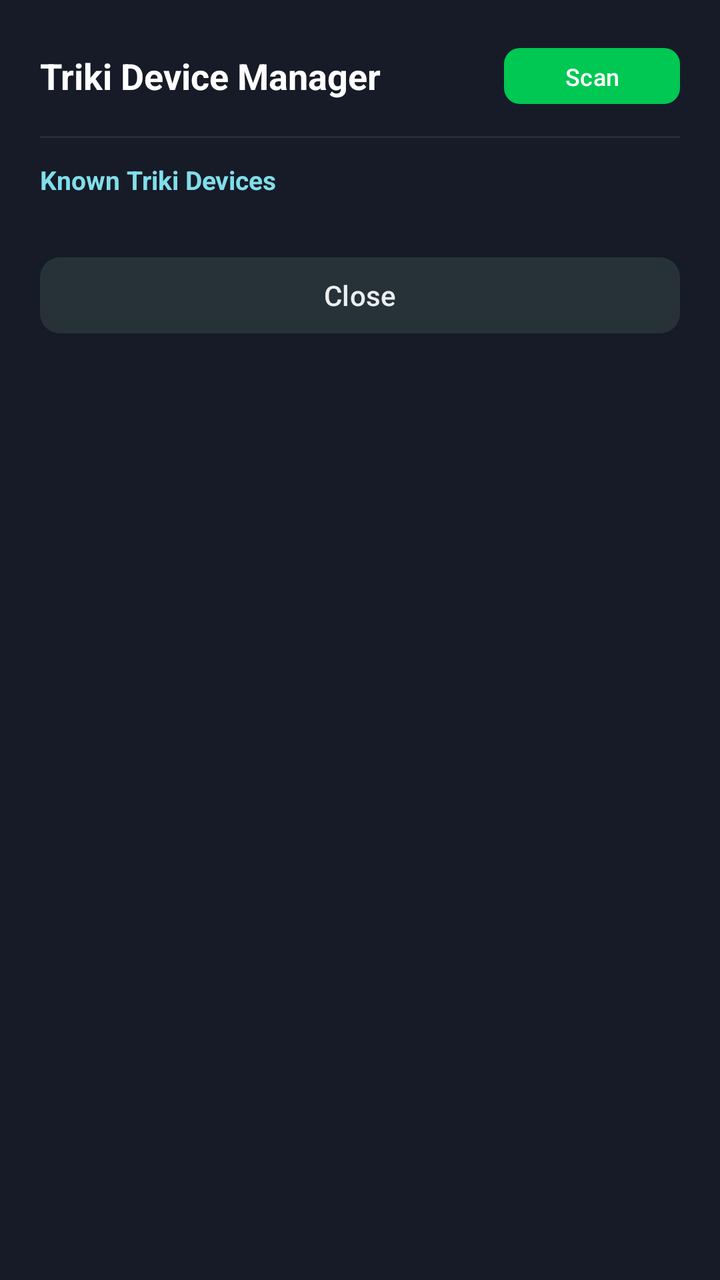
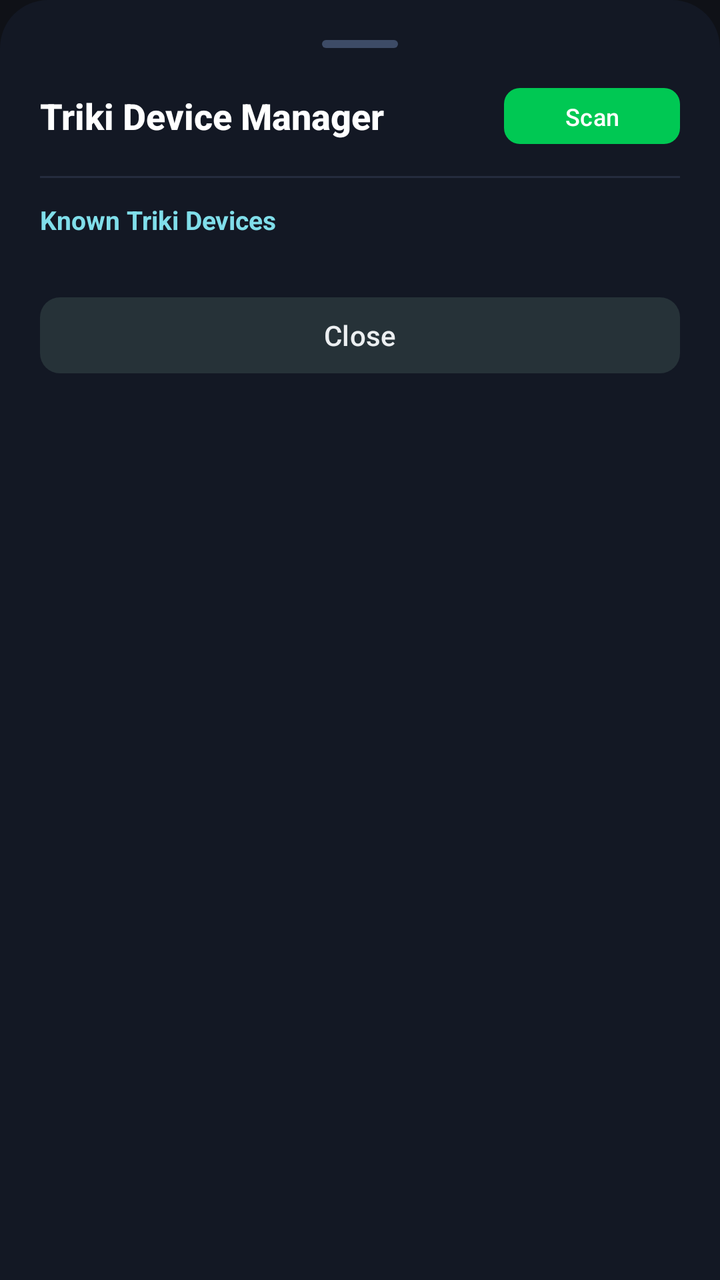

Two renders of the same Android screen: before a commit and after it. Below are the layout's source before the change and the commit's diff.
<!-- AndroidManifest.xml: application theme Theme.TrikiMusicController -->
<!-- res/layout/dialog_device_manager.xml -->
<?xml version="1.0" encoding="utf-8"?>
<LinearLayout xmlns:android="http://schemas.android.com/apk/res/android"
    xmlns:app="http://schemas.android.com/apk/res-auto"
    android:layout_width="match_parent"
    android:layout_height="wrap_content"
    android:background="#161B27"
    android:orientation="vertical"
    android:padding="20dp">

    
    <LinearLayout
        android:layout_width="match_parent"
        android:layout_height="wrap_content"
        android:gravity="center_vertical"
        android:orientation="horizontal">

        <TextView
            android:layout_width="0dp"
            android:layout_height="wrap_content"
            android:layout_weight="1"
            android:text="@string/device_manager_title"
            android:textColor="#FFFFFF"
            android:textSize="18sp"
            android:textStyle="bold" />

        <com.google.android.material.button.MaterialButton
            android:id="@+id/btnScanNearby"
            android:layout_width="wrap_content"
            android:layout_height="36dp"
            android:text="@string/device_scan"
            android:textColor="#FFFFFF"
            android:textSize="12sp"
            app:backgroundTint="#00C853"
            app:cornerRadius="8dp" />
    </LinearLayout>

    <View
        android:layout_width="match_parent"
        android:layout_height="1dp"
        android:layout_marginVertical="12dp"
        android:background="#242C3E" />

    
    <TextView
        android:layout_width="wrap_content"
        android:layout_height="wrap_content"
        android:text="@string/device_manager_history"
        android:textColor="#80DEEA"
        android:textSize="13sp"
        android:textStyle="bold" />

    <TextView
        android:id="@+id/txtEmptySaved"
        android:layout_width="match_parent"
        android:layout_height="wrap_content"
        android:gravity="center"
        android:paddingVertical="16dp"
        android:text="@string/no_saved_devices"
        android:textColor="#78909C"
        android:textSize="12sp"
        android:visibility="gone" />

    <androidx.recyclerview.widget.RecyclerView
        android:id="@+id/recyclerSavedDevices"
        android:layout_width="match_parent"
        android:layout_height="wrap_content"
        android:layout_marginTop="8dp"
        android:nestedScrollingEnabled="false" />

    
    <TextView
        android:id="@+id/lblAvailable"
        android:layout_width="wrap_content"
        android:layout_height="wrap_content"
        android:layout_marginTop="16dp"
        android:text="@string/device_manager_available"
        android:textColor="#FFB74D"
        android:textSize="13sp"
        android:textStyle="bold"
        android:visibility="gone" />

    <ProgressBar
        android:id="@+id/scanProgressBar"
        style="?android:attr/progressBarStyleHorizontal"
        android:layout_width="match_parent"
        android:layout_height="4dp"
        android:layout_marginTop="6dp"
        android:indeterminate="true"
        android:visibility="gone" />

    <androidx.recyclerview.widget.RecyclerView
        android:id="@+id/recyclerDiscoveredDevices"
        android:layout_width="match_parent"
        android:layout_height="wrap_content"
        android:layout_marginTop="8dp"
        android:nestedScrollingEnabled="false"
        android:visibility="gone" />

    <com.google.android.material.button.MaterialButton
        android:id="@+id/btnCloseDialog"
        android:layout_width="match_parent"
        android:layout_height="46dp"
        android:layout_marginTop="18dp"
        android:text="@string/btn_close"
        android:textColor="#ECEFF1"
        app:backgroundTint="#263238"
        app:cornerRadius="10dp" />

</LinearLayout>
<!-- resources referenced by this layout -->
<resources>
  <string name="btn_close">Close</string>
  <string name="device_manager_available">Available Nearby Triki</string>
  <string name="device_manager_history">Known Triki Devices</string>
  <string name="device_manager_title">Triki Device Manager</string>
  <string name="device_scan">Scan</string>
  <string name="no_saved_devices">No saved Triki devices yet.\nClick Scan to find your Triki.</string>
  <style name="Theme.TrikiMusicController" parent="Theme.Material3.Dark.NoActionBar">
          <item name="colorPrimary">#00E5FF</item>
          <item name="android:statusBarColor">#0F1117</item>
          <item name="android:navigationBarColor">#0F1117</item>
          <item name="android:windowBackground">#0F1117</item>
      </style>
</resources>

<!-- the commit's change to res/layout/dialog_device_manager.xml (unified diff, before → after) -->
@@ -3,9 +3,17 @@
     xmlns:app="http://schemas.android.com/apk/res-auto"
     android:layout_width="match_parent"
     android:layout_height="wrap_content"
-    android:background="#161B27"
+    android:background="@drawable/bg_bottom_sheet_surface"
     android:orientation="vertical"
     android:padding="20dp">
+
+    
+    <View
+        android:layout_width="38dp"
+        android:layout_height="4dp"
+        android:layout_gravity="center_horizontal"
+        android:layout_marginBottom="16dp"
+        android:background="@drawable/bg_bottom_sheet_handle" />
 
     
     <LinearLayout
@@ -21,6 +29,7 @@
             android:text="@string/device_manager_title"
             android:textColor="#FFFFFF"
             android:textSize="18sp"
+            android:fontFamily="sans-serif-medium"
             android:textStyle="bold" />
 
         <com.google.android.material.button.MaterialButton
<!-- resource entries referenced after the edit -->
@@ -1,5 +1,21 @@
 <!-- resources referenced by this layout -->
 <resources>
+  <!-- drawable bg_bottom_sheet_handle (drawable) -->
+  <?xml version="1.0" encoding="utf-8"?>
+  <shape xmlns:android="http://schemas.android.com/apk/res/android"
+      android:shape="rectangle">
+      <corners android:radius="3dp" />
+      <solid android:color="#3D4B66" />
+  </shape>
+  <!-- drawable bg_bottom_sheet_surface (drawable) -->
+  <?xml version="1.0" encoding="utf-8"?>
+  <shape xmlns:android="http://schemas.android.com/apk/res/android"
+      android:shape="rectangle">
+      <corners
+          android:topLeftRadius="24dp"
+          android:topRightRadius="24dp" />
+      <solid android:color="#131824" />
+  </shape>
   <string name="btn_close">Close</string>
   <string name="device_manager_available">Available Nearby Triki</string>
   <string name="device_manager_history">Known Triki Devices</string>
